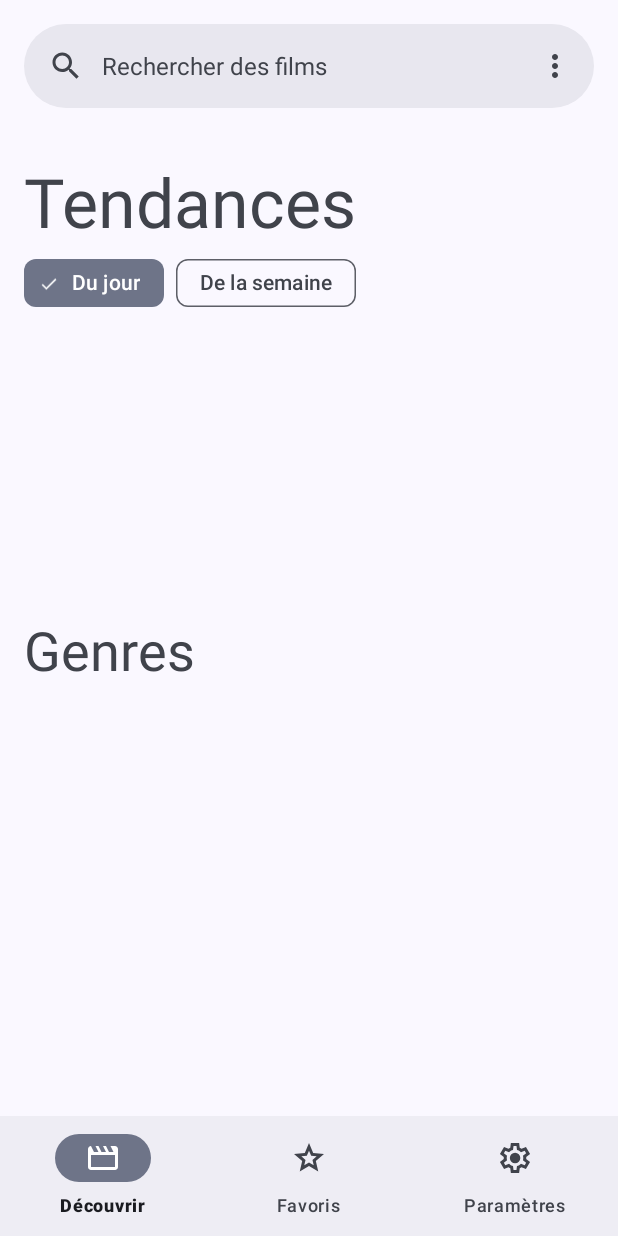
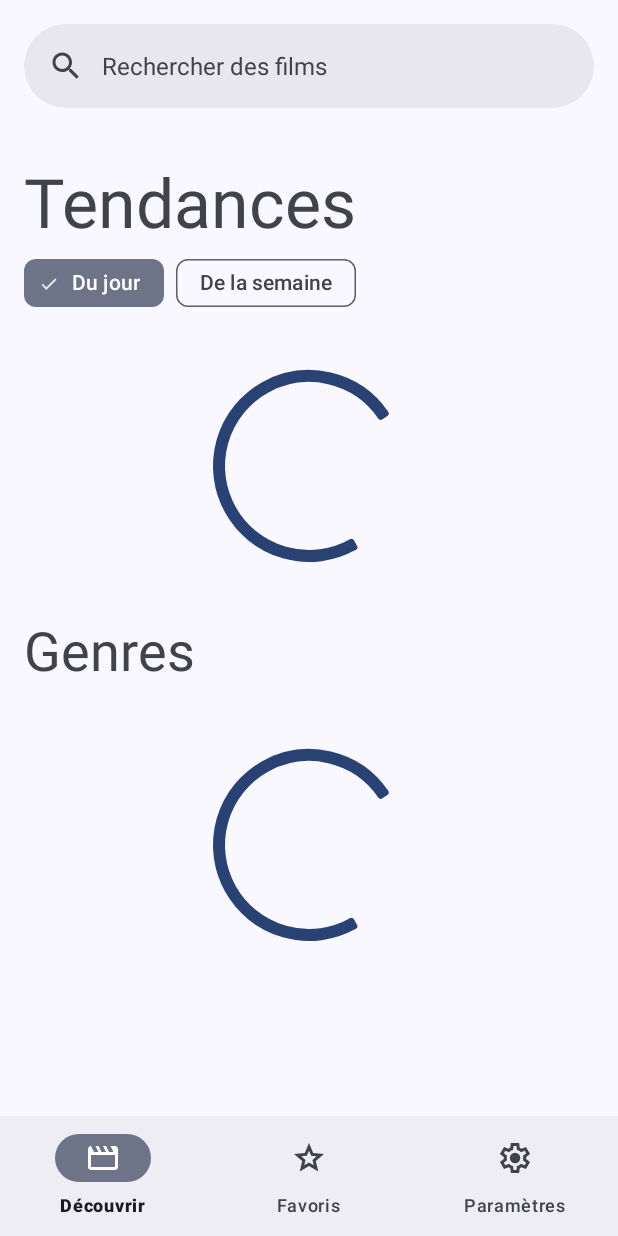
Before and after one commit to Samferos/anbys-movies, an Android app: the first screen one second after launch (MainActivity), on a phone screen of 412 x 824 dp. Run offline under Robolectric (Android 15) with nearby library versions, the phone set to English and light mode, and no system bars; our stand-ins replace Picasso; pictures from the network do not load.

Commit message:
fix: added loading to the mainview's TrendingMoviesFragment

```diff
--- a/app/src/main/java/iut/s4/sae/network/MovieDao.kt
+++ b/app/src/main/java/iut/s4/sae/network/MovieDao.kt
@@ -41,14 +41,10 @@ class MovieDao private constructor() {
      * @return [Genres] object containing a list of genre entries. Returns an empty list on failure.
      */
     suspend fun fetchGenres(language: String): Genres {
-        return try {
-            KtorClient.client.get("$BASE_URL/genre/movie/list") {
-                parameter("api_key", API_KEY)
-                parameter("language", language)
-            }.body()
-        } catch (e: Exception) {
-            Genres(emptyList())
-        }
+        return KtorClient.client.get("$BASE_URL/genre/movie/list") {
+            parameter("api_key", API_KEY)
+            parameter("language", language)
+        }.body()
     }
 
     /**
--- a/app/src/main/java/iut/s4/sae/ui/MainActivity.kt
+++ b/app/src/main/java/iut/s4/sae/ui/MainActivity.kt
@@ -120,33 +120,10 @@ class MainActivity : AppCompatActivity() {
         }
     }
 
-    override fun onCreateOptionsMenu(menu: Menu?): Boolean {
-        val searchBar = findViewById<Toolbar>(R.id.main_search_bar)
-        searchBar.inflateMenu(R.menu.search_bar_menu)
-        searchBar.setOnMenuItemClickListener {
-            when (it.itemId) {
-                R.id.search_bar_advanced_search_menu -> {
-                    TODO("Start advanced search activity")
-                }
-                R.id.search_bar_history_menu -> {
-                    TODO("Start history activity")
-                }
-                R.id.search_bar_clear_history_menu -> {
-                    TODO("Clear history")
-                }
-                else -> {
-                    false
-                }
-            }
-        }
-        return super.onCreateOptionsMenu(menu)
-    }
-
     override fun attachBaseContext(newBase: Context) {
         val lang = SettingsManager.getPreferredLanguage(newBase)
         super.attachBaseContext(LanguageContextWrapper.wrap(newBase, lang))
     }
-
 
     fun getFavoriteMovie(context : Context) : Movies {
         val sharedPreferences : SharedPreferences = context.getSharedPreferences("favorites", MODE_PRIVATE)
--- a/app/src/main/java/iut/s4/sae/ui/fragment/TrendingMoviesFragment.kt
+++ b/app/src/main/java/iut/s4/sae/ui/fragment/TrendingMoviesFragment.kt
@@ -22,6 +22,7 @@ import iut.s4.sae.ui.SearchActivity
 import iut.s4.sae.ui.adapter.CarouselMovieAdapter
 import iut.s4.sae.ui.adapter.GenreAdapter
 import iut.s4.sae.ui.viewmodel.TrendingMoviesViewModel
+import kotlinx.coroutines.delay
 import kotlinx.coroutines.launch
 
 /**
@@ -104,15 +105,49 @@ class TrendingMoviesFragment(
         genreList.adapter = genreListAdapter
         genreList.layoutManager = genreListLayoutManager
 
+        val carouselLoader = view.findViewById<View>(R.id.trending_movies_fragment_carousel_loading)
+        val genresLoader = view.findViewById<View>(R.id.trending_movies_fragment_genres_loading)
+        val errorText = view.findViewById<View>(R.id.trending_movies_fragment_error)
+
+        // Loading display
+        val loadingWatchdog = lifecycleScope.launch {
+            carousel.visibility = View.GONE
+            genreList.visibility = View.GONE
+            carouselLoader.visibility = View.VISIBLE
+            genresLoader.visibility = View.VISIBLE
+            delay(3000)
+            if (viewmodel.hasSynced) {
+                carousel.visibility = View.VISIBLE
+                genreList.visibility = View.VISIBLE
+            }
+            else {
+                errorText.visibility = View.VISIBLE
+            }
+            carouselLoader.visibility = View.GONE
+            genresLoader.visibility = View.GONE
+        }
+        loadingWatchdog.invokeOnCompletion {
+            carousel.visibility = View.VISIBLE
+            genreList.visibility = View.VISIBLE
+            carouselLoader.visibility = View.GONE
+            genresLoader.visibility = View.GONE
+        }
+
         viewLifecycleOwner.lifecycleScope.launch {
             viewmodel.trendingMovies.collect {
                 carouselMovieAdapter.updateMovies(it)
+                if (loadingWatchdog.isActive && it.results.isNotEmpty()) {
+                    loadingWatchdog.cancel()
+                }
             }
         }
 
         viewLifecycleOwner.lifecycleScope.launch {
             viewmodel.genres.collect {
                 genreListAdapter.updateGenres(it)
+                if (loadingWatchdog.isActive && it.genres.isNotEmpty()) {
+                    loadingWatchdog.cancel()
+                }
             }
         }
     }
--- a/app/src/main/java/iut/s4/sae/ui/viewmodel/TrendingMoviesViewModel.kt
+++ b/app/src/main/java/iut/s4/sae/ui/viewmodel/TrendingMoviesViewModel.kt
@@ -1,5 +1,6 @@
 package iut.s4.sae.ui.viewmodel
 
+import android.util.Log
 import androidx.lifecycle.ViewModel
 import androidx.lifecycle.viewModelScope
 import iut.s4.sae.model.Genres
@@ -37,9 +38,14 @@ class TrendingMoviesViewModel : ViewModel() {
      */
     fun syncTrendingMovieData(language : String) {
         viewModelScope.launch {
-            _trendingMovies.value = MovieDao.getInstance().fetchTrendingMovies(timewindow, language)
+            try {
+                _trendingMovies.value = MovieDao.getInstance().fetchTrendingMovies(timewindow, language)
+                hasSynced = true
+            } catch (e: Exception) {
+                Log.e(this@TrendingMoviesViewModel::class.simpleName,
+                    "An error occurred when fetching trending movies : ${e.message}")
+            }
         }
-        hasSynced = true
     }
 
     /**
@@ -49,8 +55,13 @@ class TrendingMoviesViewModel : ViewModel() {
      */
     fun syncGenresData(language : String) {
         viewModelScope.launch {
-            _genres.value = MovieDao.getInstance().fetchGenres(language)
+            try {
+                _genres.value = MovieDao.getInstance().fetchGenres(language)
+                hasSynced = true
+            } catch (e: Exception) {
+                Log.e(this@TrendingMoviesViewModel::class.simpleName,
+                    "An error occurred when fetching movie genres : ${e.message}")
+            }
         }
-        hasSynced = true
     }
 }
--- a/app/src/main/res/layout/fragment_trending_movies.xml
+++ b/app/src/main/res/layout/fragment_trending_movies.xml
@@ -30,6 +30,34 @@
             android:text="@string/trending_filter_weekly"/>
     </com.google.android.material.chip.ChipGroup>
 
+    <FrameLayout
+        android:id="@+id/trending_movies_fragment_carousel_loading"
+        android:visibility="gone"
+        android:layout_width="match_parent"
+        android:layout_height="196dp">
+        <com.google.android.material.progressindicator.CircularProgressIndicator
+            android:layout_width="match_parent"
+            android:layout_height="match_parent"
+            android:indeterminate="true"
+            app:indicatorSize="128dp"
+            app:trackThickness="8dp"
+            android:layout_gravity="center"/>
+    </FrameLayout>
+
+    <FrameLayout
+        android:id="@+id/trending_movies_fragment_error"
+        android:visibility="gone"
+        android:layout_width="match_parent"
+        android:layout_height="wrap_content"
+        android:clipChildren="false">
+        <TextView
+            android:layout_width="match_parent"
+            android:layout_height="match_parent"
+            android:textAlignment="center"
+            android:text="@string/main_error_no_response"
+            android:layout_gravity="center"/>
+    </FrameLayout>
+
     <!-- Carousel -->
     <androidx.recyclerview.widget.RecyclerView
         android:layout_width="match_parent"
@@ -47,6 +75,20 @@
         android:textAppearance="?attr/textAppearanceDisplaySmall"
         android:text="@string/movie_genres_header"/>
 
+    <FrameLayout
+        android:id="@+id/trending_movies_fragment_genres_loading"
+        android:visibility="gone"
+        android:layout_width="match_parent"
+        android:layout_height="196dp">
+        <com.google.android.material.progressindicator.CircularProgressIndicator
+            android:layout_width="match_parent"
+            android:layout_height="match_parent"
+            android:indeterminate="true"
+            app:indicatorSize="128dp"
+            app:trackThickness="8dp"
+            android:layout_gravity="center"/>
+    </FrameLayout>
+
     <!-- Genres -->
     <androidx.recyclerview.widget.RecyclerView
         android:layout_width="match_parent"
```
